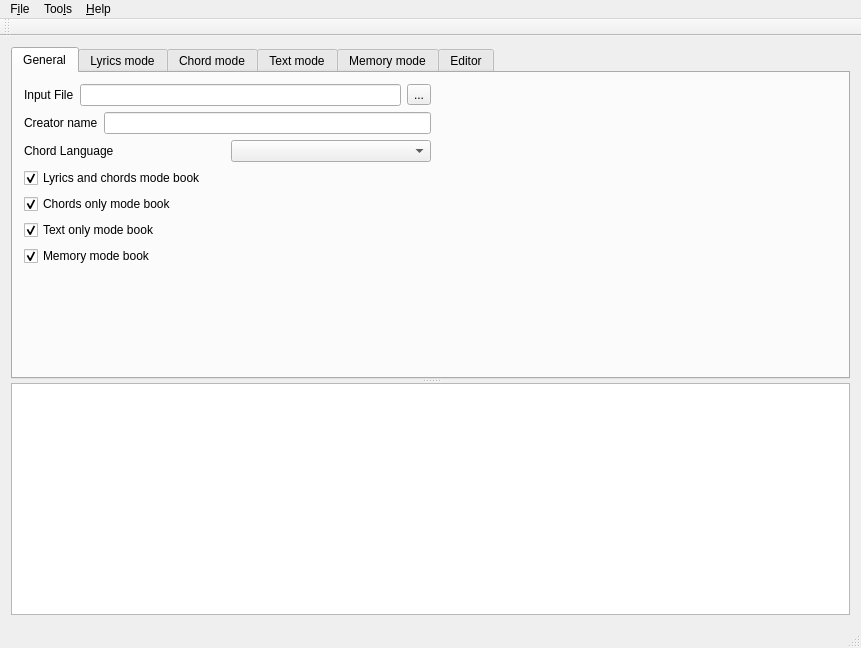
First picture: the form in mainwindow.ui, repository jpcima/chordv, before the edit.
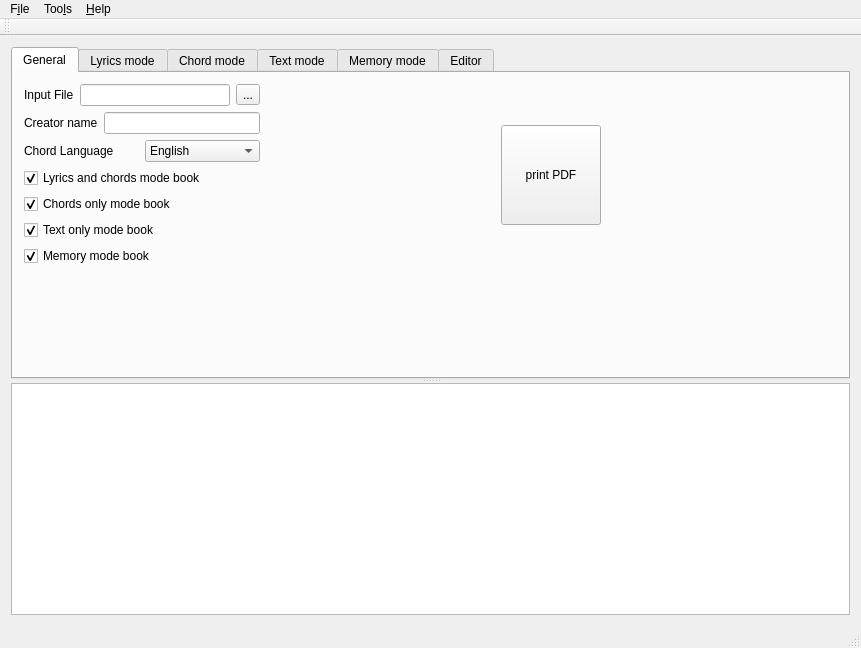
Second picture: the form after the edit. The open tabs and pages were chosen to show the change. Custom widgets are drawn as their Qt base class.

What changed in the file:
```diff
--- a/mainwindow.ui
+++ b/mainwindow.ui
@@ -83,7 +83,18 @@
                   </widget>
                  </item>
                  <item>
-                  <widget class="QComboBox" name="comboBoxChordLanguage"/>
+                  <widget class="QComboBox" name="comboBoxChordLanguage">
+                   <item>
+                    <property name="text">
+                     <string>English</string>
+                    </property>
+                   </item>
+                   <item>
+                    <property name="text">
+                     <string>Français</string>
+                    </property>
+                   </item>
+                  </widget>
                  </item>
                 </layout>
                </item>
@@ -129,6 +140,32 @@
                </item>
               </layout>
              </item>
+             <item>
+              <spacer name="horizontalSpacer_2">
+               <property name="orientation">
+                <enum>Qt::Horizontal</enum>
+               </property>
+               <property name="sizeHint" stdset="0">
+                <size>
+                 <width>40</width>
+                 <height>20</height>
+                </size>
+               </property>
+              </spacer>
+             </item>
+             <item>
+              <widget class="QPushButton" name="pushButtonPrintPDF">
+               <property name="minimumSize">
+                <size>
+                 <width>100</width>
+                 <height>100</height>
+                </size>
+               </property>
+               <property name="text">
+                <string>print PDF</string>
+               </property>
+              </widget>
+             </item>
              <item>
               <spacer name="horizontalSpacer">
                <property name="orientation">
```
Left out of the diff: 4 changed lines with no effect on the pictures.
